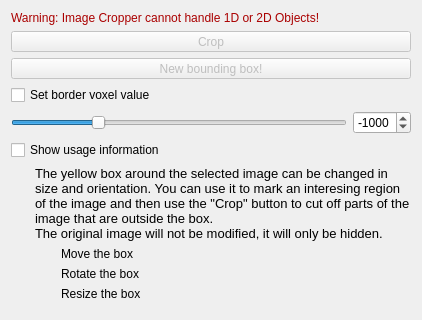
Before: the Qt Designer form Plugins/org.mitk.gui.qt.imagecropper/src/internal/QmitkImageCropperControls.ui in MITK/MITK, drawn with Qt 5; both pictures show x 0 to 422 and y 0 to 320 of the 422 by 651 pixel window.
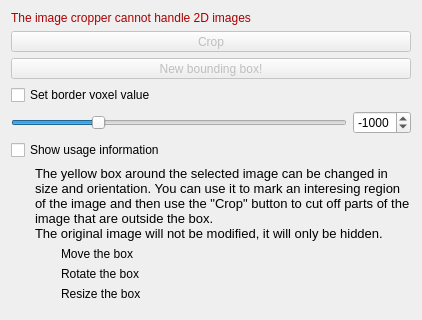
After: the same form once the commit is applied. Icons and pictures are not drawn.

Commit message: shorten warning message, make label invisible when switched back to 3d image

```diff
--- a/Plugins/org.mitk.gui.qt.imagecropper/src/internal/QmitkImageCropperControls.ui
+++ b/Plugins/org.mitk.gui.qt.imagecropper/src/internal/QmitkImageCropperControls.ui
@@ -63,7 +63,7 @@
       </palette>
      </property>
      <property name="text">
-      <string>Warning: Image Cropper cannot handle 1D or 2D Objects!</string>
+      <string>The image cropper cannot handle 2D images</string>
      </property>
     </widget>
    </item>
```
The commit also changes 1 other file.
